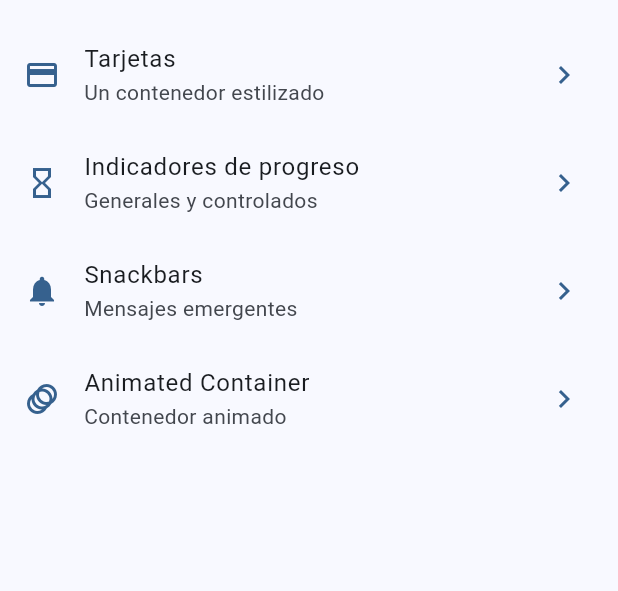
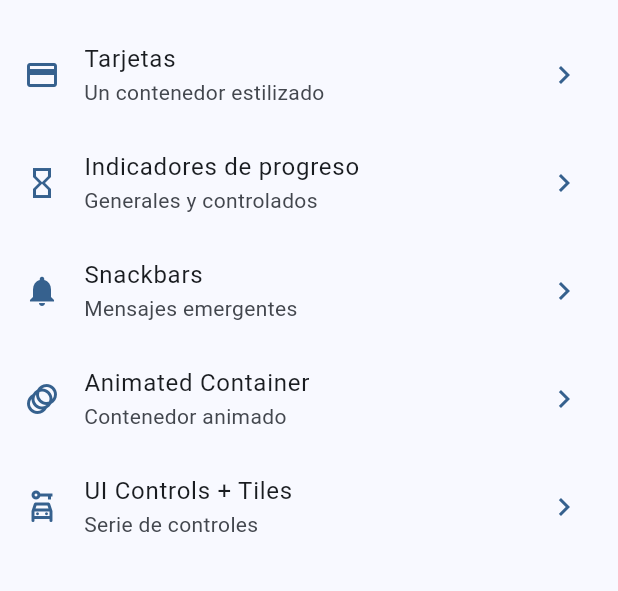
Before and after one commit to afperdomo2/widgets_app, a Flutter app: the screen it shows after launch, on a phone screen of 412 x 824 dp, the part 171-762 px from its top. Run offline on Flutter 3.47's test engine with Material 3 defaults, Android fonts, the phone set to English and light mode, and no system bars; our stand-ins replace go_router.

Commit message:
Agrega ui_controls_screen con radio buttons y switches

```diff
--- a/lib/config/menu/menu_item.dart
+++ b/lib/config/menu/menu_item.dart
@@ -52,4 +52,11 @@ const appMenuItems = <MenuItem>[
     routeName: "animated_screen",
     icon: Icons.animation,
   ),
+  MenuItem(
+    title: "UI Controls + Tiles",
+    subtitle: "Serie de controles",
+    route: "/ui-controls",
+    routeName: "ui_controls_screen",
+    icon: Icons.car_rental_outlined,
+  ),
 ];
--- a/lib/config/router/app_router.dart
+++ b/lib/config/router/app_router.dart
@@ -35,5 +35,10 @@ final appRouter = GoRouter(
       name: AnimatedScreen.name,
       builder: (context, state) => const AnimatedScreen(),
     ),
+    GoRoute(
+      path: "/ui-controls",
+      name: UiControlsScreen.name,
+      builder: (context, state) => const UiControlsScreen(),
+    ),
   ],
 );
```
Also changed, not shown: lib/presentation/screens/ui_controls/ui_controls_screen.dart (+65 -1 lines).
